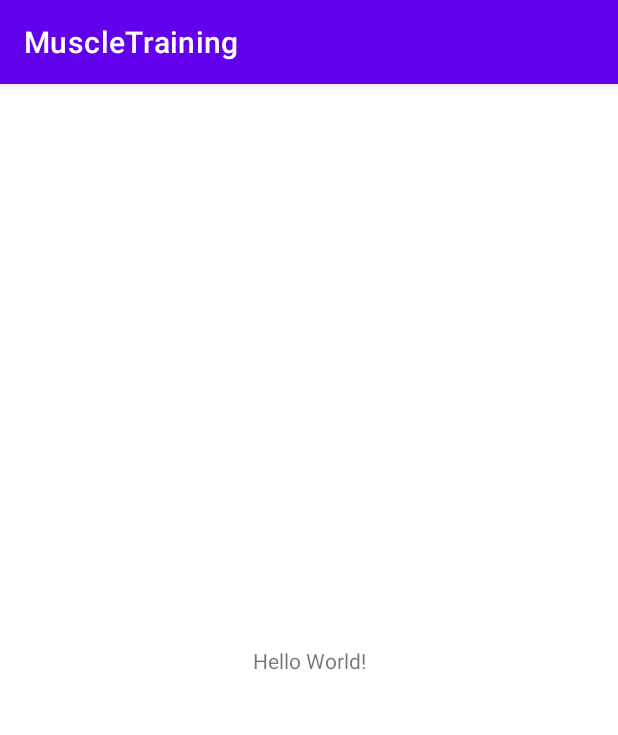
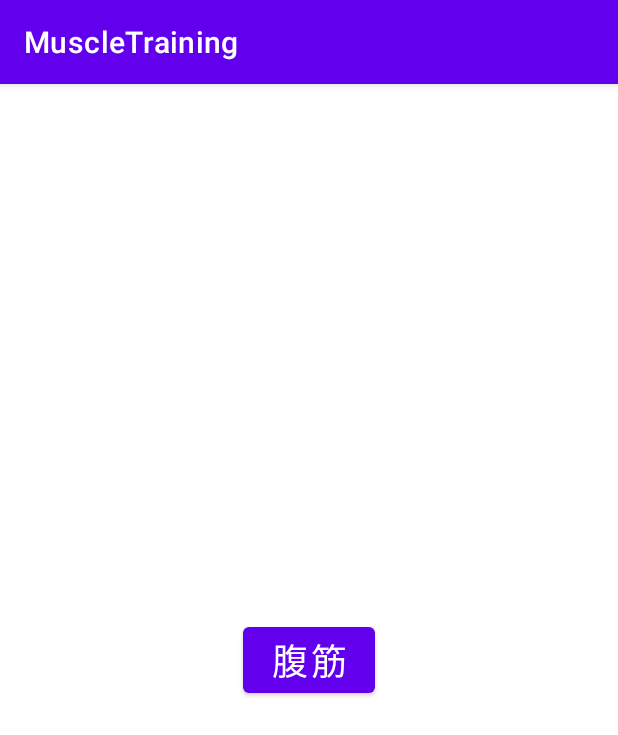
Before and after one commit to Ryota-Ya/MuscleTraining, an Android app: the screen it shows after launch (MainActivity), on a phone screen of 412 x 824 dp. Shown: the top 735 px of the screen. Run offline under Robolectric (Android 15) with nearby library versions, the phone set to English and light mode, and no system bars.

Commit message:
[add]PushUpsActivityの追加
MainActivityでボタンを押すと，PushUpsActivityが起動するようにした．PushUpsActivityは暫定的に線形加速度センサの値を出力している

```diff
--- a/app/src/main/AndroidManifest.xml
+++ b/app/src/main/AndroidManifest.xml
@@ -9,6 +9,7 @@
         android:roundIcon="@mipmap/ic_launcher_round"
         android:supportsRtl="true"
         android:theme="@style/Theme.MuscleTraining">
+        <activity android:name=".PushUpsActivity"></activity>
         <activity android:name=".MainActivity">
             <intent-filter>
                 <action android:name="android.intent.action.MAIN" />
--- a/app/src/main/java/jp/ac/titech/itpro/sdl/muscletraining/MainActivity.java
+++ b/app/src/main/java/jp/ac/titech/itpro/sdl/muscletraining/MainActivity.java
@@ -2,13 +2,24 @@ package jp.ac.titech.itpro.sdl.muscletraining;
 
 import androidx.appcompat.app.AppCompatActivity;
 
+import android.content.Intent;
 import android.os.Bundle;
+import android.util.Log;
+import android.widget.Button;
 
 public class MainActivity extends AppCompatActivity {
+    private final static String TAG = MainActivity.class.getSimpleName();
 
     @Override
     protected void onCreate(Bundle savedInstanceState) {
         super.onCreate(savedInstanceState);
         setContentView(R.layout.activity_main);
+
+        Button push_ups_button = findViewById(R.id.push_ups_button);
+        push_ups_button.setOnClickListener(v -> {
+            Log.d(TAG, "onClick - Push Ups");
+            Intent intent = new Intent(MainActivity.this, PushUpsActivity.class);
+            startActivity(intent);
+        });
     }
 }
--- a/app/src/main/res/layout/activity_main.xml
+++ b/app/src/main/res/layout/activity_main.xml
@@ -6,10 +6,13 @@
     android:layout_height="match_parent"
     tools:context=".MainActivity">
 
-    <TextView
+    <Button
+        android:id="@+id/push_ups_button"
         android:layout_width="wrap_content"
         android:layout_height="wrap_content"
-        android:text="Hello World!"
+        android:layout_margin="@dimen/margin"
+        android:text="@string/push_ups_button"
+        android:textSize="@dimen/text_size"
         app:layout_constraintBottom_toBottomOf="parent"
         app:layout_constraintLeft_toLeftOf="parent"
         app:layout_constraintRight_toRightOf="parent"
--- /dev/null
+++ b/app/src/main/res/values/dimens.xml
@@ -0,0 +1,5 @@
+<?xml version="1.0" encoding="utf-8"?>
+<resources>
+    <dimen name="text_size">24sp</dimen>
+    <dimen name="margin">8dp</dimen>
+</resources>
--- a/app/src/main/res/values/strings.xml
+++ b/app/src/main/res/values/strings.xml
@@ -1,3 +1,10 @@
 <resources>
     <string name="app_name">MuscleTraining</string>
+
+    <string name="push_ups_button">腹筋</string>
+
+    <string name="info_format">ax: %5.3f, ay: %5.3f, az: %5.3f</string>
+
+    <string name="toast_no_sensor_manager">No sensor manager available</string>
+    <string name="toast_no_acceleration_sensor">No gyroscope available</string>
 </resources>
```
Also changed, not shown: app/src/main/java/jp/ac/titech/itpro/sdl/muscletraining/PushUpsActivity.java (added, +89 -0 lines), app/src/main/res/layout/activity_push_ups.xml (added, +19 -0 lines).
